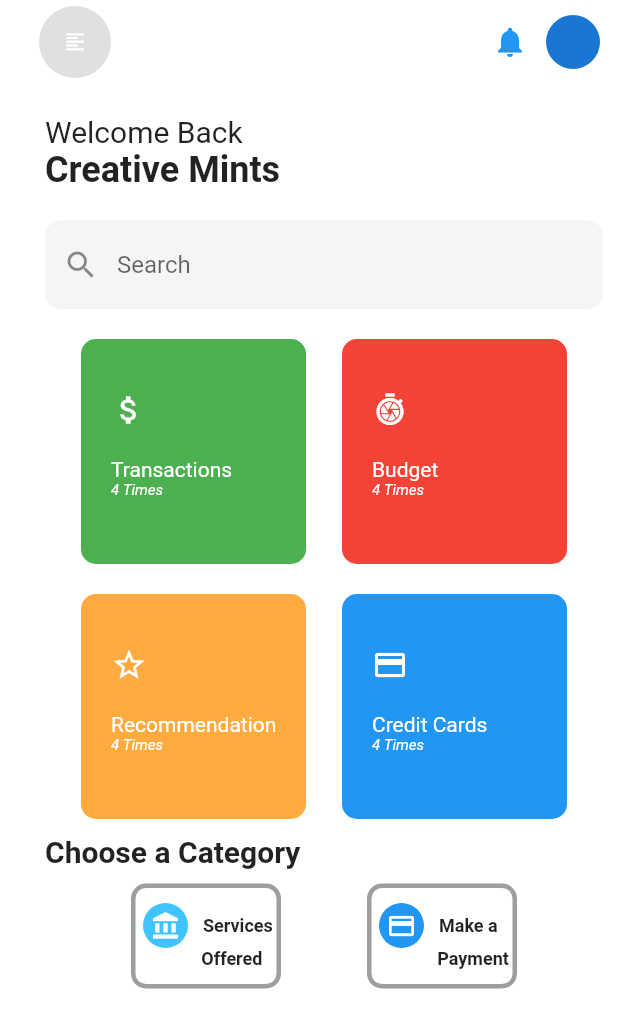
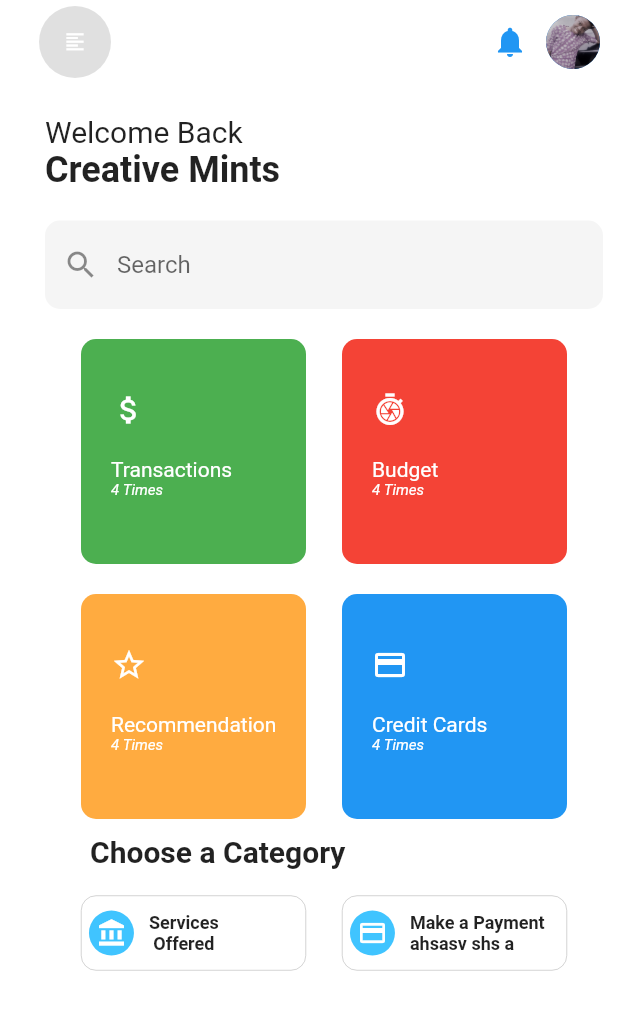
Before and after one commit to StellaMighty/BankApp, a Flutter app: the screen it shows after launch, on a phone screen of 412 x 824 dp. Shown: the top 1028 px of the screen. Run offline on Flutter 3.47's test engine with Material 2 defaults, Android fonts, the phone set to English and light mode, and no system bars.

Commit message:
completed homepage

```diff
--- a/lib/main.dart
+++ b/lib/main.dart
@@ -1,5 +1,4 @@
 import 'package:flutter/material.dart';
-import 'package:flutter/painting.dart';
 
 void main() {
   runApp(BankApp());
@@ -9,9 +8,10 @@ class BankApp extends StatelessWidget {
   @override
   Widget build(BuildContext context) {
     return MaterialApp(
-        title: "Bank App",
+      title: 'Bank App',
       debugShowCheckedModeBanner: false,
-        home: WelcomePage());
+      home: WelcomePage(),
+    );
   }
 }
 
@@ -46,7 +46,7 @@ class WelcomePage extends StatelessWidget {
             Padding(
               padding: const EdgeInsets.all(10.0),
               child: CircleAvatar(
-                  // backgroundImage: AssetsImage("assets/chi.jpg"),
+                backgroundImage: AssetImage('assets/chi.jpg'),
               ),
             )
           ],
@@ -87,7 +87,14 @@ class WelcomePage extends StatelessWidget {
               Row(
                 mainAxisAlignment: MainAxisAlignment.spaceEvenly,
                 children: [
-                  Container(
+                  InkWell(
+                    onTap: () {
+                      Navigator.push(context,
+                          MaterialPageRoute(builder: (BuildContext context) {
+                        return Transaction();
+                      }));
+                    },
+                    child: Container(
                       width: 150,
                       height: 150,
                       padding: EdgeInsets.only(left: 20, top: 35),
@@ -114,6 +121,7 @@ class WelcomePage extends StatelessWidget {
                                 fontStyle: FontStyle.italic),
                           ),
                         ],
+                      ),
                     ),
                   ),
                   Container(
@@ -214,35 +222,29 @@ class WelcomePage extends StatelessWidget {
                 ],
               ),
               Container(
-                padding: EdgeInsets.only(top: 10, bottom: 10),
-                child: Column(
-                    crossAxisAlignment: CrossAxisAlignment.start,
-                    children: [
-                      Text(
+                padding: EdgeInsets.only(top: 10, bottom: 10, left: 30),
+                child: Text(
                   "Choose a Category",
-                        style: TextStyle(
-                            fontSize: 20, fontWeight: FontWeight.bold),
+                  style: TextStyle(fontSize: 20, fontWeight: FontWeight.bold),
                 ),
-                    ]),
               ),
 
-              Row(
+              Padding(
+                padding: EdgeInsets.symmetric(vertical: 8),
+                child: Row(
                   mainAxisAlignment: MainAxisAlignment.spaceEvenly,
                   children: [
                     Container(
-                    width: 100,
-                    height: 70,
-                    padding: EdgeInsets.only(left: 5, top: 10),
+                      width: 150,
+                      height: 50,
+                      padding: EdgeInsets.only(left: 5, top: 5, bottom: 5),
                       decoration: BoxDecoration(
                           borderRadius: BorderRadius.circular(10),
                           border: Border.all(
-                            width: 3.0,
+                              width: 0.3,
                               style: BorderStyle.solid,
                               color: Colors.grey)),
-                    child: Column(
-                      crossAxisAlignment: CrossAxisAlignment.start,
-                      children: [
-                        Row(
+                      child: Row(
                         children: [
                           Container(
                             decoration: BoxDecoration(
@@ -259,40 +261,39 @@ class WelcomePage extends StatelessWidget {
                           SizedBox(
                             width: 10,
                           ),
+                          Column(
+                            mainAxisAlignment: MainAxisAlignment.center,
+                            children: [
                               Text(
                                 "Services",
                                 style: TextStyle(
                                     fontSize: 12, fontWeight: FontWeight.bold),
                               ),
-                          ],
-                        ),
                               Text(
-                          "             Offered",
+                                "Offered",
                                 style: TextStyle(
                                     fontSize: 12, fontWeight: FontWeight.bold),
                               )
                             ],
                           ),
+                        ],
+                      ),
                     ),
                     Container(
-                    width: 100,
-                    height: 70,
-                    padding: EdgeInsets.only(left: 5, top: 10),
+                      width: 150,
+                      height: 50,
+                      padding: EdgeInsets.only(left: 5, top: 5, bottom: 5),
                       decoration: BoxDecoration(
                           borderRadius: BorderRadius.circular(10),
-                        color: Colors.white,
                           border: Border.all(
-                            width: 3.0,
+                              width: 0.3,
                               style: BorderStyle.solid,
                               color: Colors.grey)),
-                    child: Column(
-                      crossAxisAlignment: CrossAxisAlignment.start,
-                      children: [
-                        Row(
+                      child: Row(
                         children: [
                           Container(
                             decoration: BoxDecoration(
-                                  color: Colors.blue,
+                                color: Colors.lightBlueAccent,
                                 borderRadius: BorderRadius.circular(100)),
                             width: 30,
                             height: 30,
@@ -305,25 +306,53 @@ class WelcomePage extends StatelessWidget {
                           SizedBox(
                             width: 10,
                           ),
-                            Text(
-                              "Make a",
+                          Container(
+                            width: 100,
+                            child: Text(
+                              "Make a Payment ahsasv shs a",
+                              softWrap: true,
                               style: TextStyle(
                                   fontSize: 12, fontWeight: FontWeight.bold),
                             ),
-                          ],
                           ),
-                        Text(
-                          "             Payment",
-                          style: TextStyle(
-                              fontSize: 12, fontWeight: FontWeight.bold),
-                        )
                         ],
                       ),
                     ),
                   ],
+                ),
               ),
             ],
           ),
         ));
   }
 }
+
+class Transaction extends StatelessWidget {
+  @override
+  Widget build(BuildContext context) {
+    return Scaffold(
+        backgroundColor: Colors.blue,
+        appBar: AppBar(
+            backgroundColor: Colors.blue,
+            elevation: 0,
+            leading: Padding(
+              padding: EdgeInsets.only(left: 30.0, top: 10, bottom: 10.0),
+              child: IconButton(
+                  //TODO: call an app drawer
+                  onPressed: () => print("Pressed"),
+                  icon: Icon(
+                    Icons.arrow_back_ios,
+                    size: 15,
+                  )),
+            ),
+            actions: [
+              Padding(
+                padding: const EdgeInsets.all(8.0),
+                child: Icon(
+                  Icons.notifications,
+                  color: Colors.white,
+                ),
+              ),
+            ]));
+  }
+}
```
Also changed, not shown: pubspec.yaml (+3 -4 lines). Lines whose indentation alone changed are shown as unchanged.
